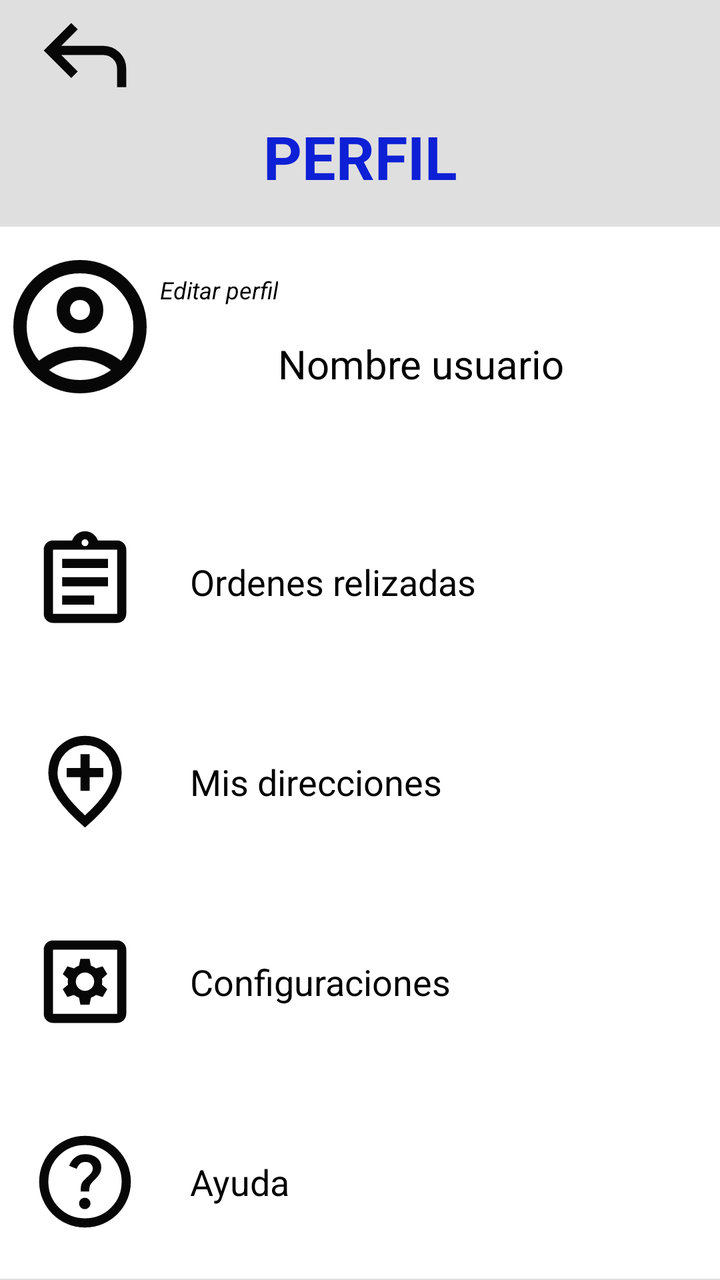
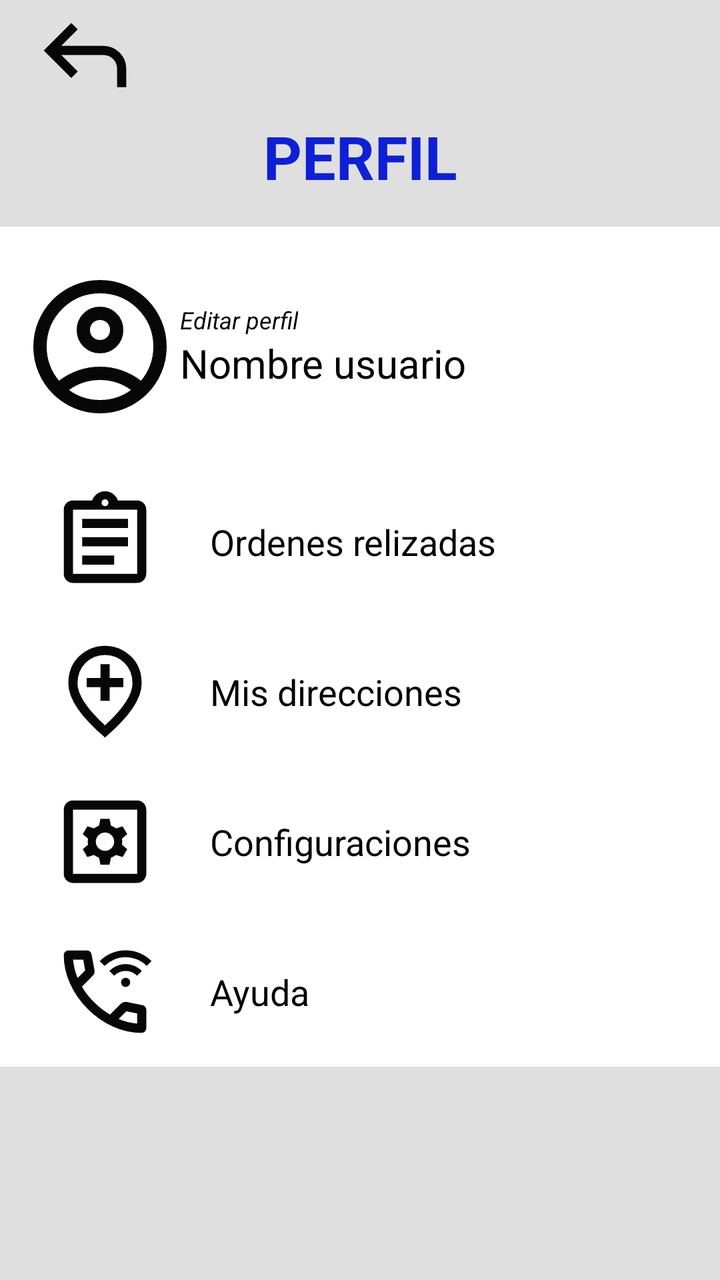

Before-and-after screenshots of an Android layout around one commit, followed by the original layout XML and the change that was made.
<!-- AndroidManifest.xml: application theme Theme.MYODelicious -->
<!-- res/layout/fragment_perfil.xml -->
<?xml version="1.0" encoding="utf-8"?>
<LinearLayout xmlns:android="http://schemas.android.com/apk/res/android"
    xmlns:tools="http://schemas.android.com/tools"
    android:layout_width="match_parent"
    android:layout_height="match_parent"
    android:orientation="vertical"
    android:background="@color/gris_claro"
    tools:context=".ui.main.usuario.PerfilFragment">

    <ImageView
        android:id="@+id/img_out_per"
        android:layout_width="55dp"
        android:layout_height="55dp"
        android:layout_gravity="left"
        android:layout_marginLeft="15dp"
        android:src="@drawable/ic_regresar" />

    <TextView
        android:layout_width="match_parent"
        android:layout_height="wrap_content"
        android:text="@string/perfil_usuario"
        android:textColor="@color/blue"
        android:textSize="30sp"
        android:layout_marginTop="3dp"
        android:textAlignment="center"
        android:textStyle="bold"/>


    <FrameLayout
        android:layout_width="360dp"
        android:layout_height="526dp"
        android:layout_gravity="center"
        android:layout_marginTop="15dp"
        android:background="@color/white">

        <LinearLayout
            android:layout_width="match_parent"
            android:layout_height="wrap_content"
            android:background="@color/white"
            android:orientation="horizontal">

            <ImageView
                android:layout_width="80dp"
                android:layout_height="100dp"
                android:src="@drawable/ic_usuario" />

            <TextView
                android:id="@+id/tv_edit_per"
                android:layout_width="wrap_content"
                android:layout_height="wrap_content"
                android:layout_marginTop="15dp"
                android:text="@string/editar_perfil"
                android:textColor="@color/black"
                android:textSize="12sp"
                android:textStyle="italic" />

            <TextView
                android:layout_width="wrap_content"
                android:layout_height="wrap_content"
                android:layout_marginTop="55dp"
                android:textSize="20sp"
                android:text="@string/nombre_usuario"
                android:textColor="@color/black" />

        </LinearLayout>


        <LinearLayout
            android:id="@+id/ly_ordenes"
            android:layout_width="match_parent"
            android:layout_height="wrap_content"
            android:layout_marginTop="150dp"
            android:background="@color/white"
            android:backgroundTintMode="@color/blue"
            android:gravity="center_vertical"
            android:orientation="horizontal">

            <ImageView
                android:layout_width="55dp"
                android:layout_height="55dp"
                android:layout_gravity="center"
                android:layout_marginLeft="15dp"
                android:src="@drawable/ic_ordenes_realizaadas" />

            <TextView
                android:layout_width="wrap_content"
                android:layout_height="wrap_content"
                android:layout_marginLeft="25dp"
                android:text="@string/ordenes_relizadas"
                android:textColor="@color/black"
                android:textSize="18sp" />


        </LinearLayout>


        <LinearLayout
            android:id="@+id/ly_direcciones"
            android:layout_width="match_parent"
            android:layout_height="wrap_content"
            android:layout_marginTop="250dp"
            android:background="@color/white"
            android:backgroundTintMode="@color/blue"
            android:gravity="center_vertical"
            android:orientation="horizontal">

            <ImageView
                android:layout_width="55dp"
                android:layout_height="55dp"
                android:layout_gravity="center"
                android:layout_marginLeft="15dp"
                android:src="@drawable/ic_direcciones" />

            <TextView
                android:layout_width="wrap_content"
                android:layout_height="wrap_content"
                android:layout_marginLeft="25dp"
                android:text="@string/mis_direcciones"
                android:textColor="@color/black"
                android:textSize="18sp" />


        </LinearLayout>

        <LinearLayout
            android:id="@+id/ly_config"
            android:layout_width="match_parent"
            android:layout_height="wrap_content"
            android:layout_marginTop="350dp"
            android:background="@color/white"
            android:backgroundTintMode="@color/blue"
            android:gravity="center_vertical"
            android:orientation="horizontal">

            <ImageView
                android:layout_width="55dp"
                android:layout_height="55dp"
                android:layout_gravity="center"
                android:layout_marginLeft="15dp"
                android:src="@drawable/ic_config" />

            <TextView
                android:layout_width="wrap_content"
                android:layout_height="wrap_content"
                android:layout_marginLeft="25dp"
                android:text="@string/configuraciones"
                android:textColor="@color/black"
                android:textSize="18sp" />


        </LinearLayout>

        <LinearLayout
            android:layout_width="match_parent"
            android:layout_height="wrap_content"
            android:layout_marginTop="450dp"
            android:background="@color/white"
            android:backgroundTintMode="@color/blue"
            android:gravity="center_vertical"
            android:orientation="horizontal">

            <ImageView
                android:layout_width="55dp"
                android:layout_height="55dp"
                android:layout_gravity="center"
                android:layout_marginLeft="15dp"
                android:src="@drawable/ic_ayuda" />

            <TextView
                android:id="@+id/tv_ayuda"
                android:layout_width="wrap_content"
                android:layout_height="wrap_content"
                android:layout_marginLeft="25dp"
                android:text="@string/ayuda"
                android:textColor="@color/black"
                android:textSize="18sp" />


        </LinearLayout>


    </FrameLayout>


</LinearLayout>
<!-- resources referenced by this layout -->
<resources>
  <color name="black">#FF000000</color>
  <color name="blue">#0D20D5</color>
  <color name="gris_claro">#E0DFDF</color>
  <color name="white">#FFFFFFFF</color>
  <!-- drawable ic_ayuda (drawable) -->
  <vector xmlns:android="http://schemas.android.com/apk/res/android" android:autoMirrored="true" android:height="24dp" android:tint="#070707" android:viewportHeight="960" android:viewportWidth="960" android:width="24dp">
        
      <path android:fillColor="@android:color/white" android:pathData="M513.5,705.5Q528,691 528,670Q528,649 513.5,634.5Q499,620 478,620Q457,620 442.5,634.5Q428,649 428,670Q428,691 442.5,705.5Q457,720 478,720Q499,720 513.5,705.5ZM442,566L516,566Q516,533 523.5,514Q531,495 566,462Q592,436 607,412.5Q622,389 622,356Q622,300 581,270Q540,240 484,240Q427,240 391.5,270Q356,300 342,342L408,368Q413,350 430.5,329Q448,308 484,308Q516,308 532,325.5Q548,343 548,364Q548,384 536,401.5Q524,419 506,434Q462,473 452,493Q442,513 442,566ZM480,880Q397,880 324,848.5Q251,817 197,763Q143,709 111.5,636Q80,563 80,480Q80,397 111.5,324Q143,251 197,197Q251,143 324,111.5Q397,80 480,80Q563,80 636,111.5Q709,143 763,197Q817,251 848.5,324Q880,397 880,480Q880,563 848.5,636Q817,709 763,763Q709,817 636,848.5Q563,880 480,880ZM480,800Q614,800 707,707Q800,614 800,480Q800,346 707,253Q614,160 480,160Q346,160 253,253Q160,346 160,480Q160,614 253,707Q346,800 480,800ZM480,480Q480,480 480,480Q480,480 480,480Q480,480 480,480Q480,480 480,480Q480,480 480,480Q480,480 480,480Q480,480 480,480Q480,480 480,480Z"/>
      
  </vector>
  <!-- drawable ic_regresar (drawable) -->
  <vector xmlns:android="http://schemas.android.com/apk/res/android" android:autoMirrored="true" android:height="24dp" android:tint="#070707" android:viewportHeight="960" android:viewportWidth="960" android:width="24dp">
        
      <path android:fillColor="@android:color/white" android:pathData="M760,760L760,600Q760,550 725,515Q690,480 640,480L273,480L417,624L360,680L120,440L360,200L417,256L273,400L640,400Q723,400 781.5,458.5Q840,517 840,600L840,760L760,760Z"/>
      
  </vector>
  <string name="ayuda">Ayuda</string>
  <string name="configuraciones">Configuraciones</string>
  <string name="editar_perfil">Editar perfil</string>
  <string name="mis_direcciones">Mis direcciones</string>
  <string name="nombre_usuario">Nombre usuario</string>
  <string name="ordenes_relizadas">Ordenes relizadas</string>
  <string name="perfil_usuario">PERFIL</string>
  <style name="Theme.MYODelicious" parent="Base.Theme.MYODelicious">
          <item name="colorPrimary">@color/gris</item>
      </style>
  <style name="Base.Theme.MYODelicious" parent="Theme.Material3.DayNight.NoActionBar">
          
          
      </style>
  <color name="gris">#787474</color>
  <!-- unchanged entries left out for length: 4 -->
</resources>

<!-- the commit's change to res/layout/fragment_perfil.xml (unified diff, before → after) -->
@@ -25,55 +25,59 @@
         android:textAlignment="center"
         android:textStyle="bold"/>
 
-
-    <FrameLayout
+    <LinearLayout
         android:layout_width="360dp"
-        android:layout_height="526dp"
+        android:layout_height="wrap_content"
         android:layout_gravity="center"
         android:layout_marginTop="15dp"
-        android:background="@color/white">
+        android:background="@color/white"
+        android:orientation="vertical">
 
         <LinearLayout
             android:layout_width="match_parent"
             android:layout_height="wrap_content"
             android:background="@color/white"
-            android:orientation="horizontal">
+            android:orientation="horizontal"
+            android:padding="10dp">
 
             <ImageView
                 android:layout_width="80dp"
                 android:layout_height="100dp"
                 android:src="@drawable/ic_usuario" />
 
-            <TextView
-                android:id="@+id/tv_edit_per"
+            <LinearLayout
                 android:layout_width="wrap_content"
                 android:layout_height="wrap_content"
-                android:layout_marginTop="15dp"
-                android:text="@string/editar_perfil"
-                android:textColor="@color/black"
-                android:textSize="12sp"
-                android:textStyle="italic" />
+                android:orientation="vertical"
+                android:layout_gravity="center_vertical">
 
-            <TextView
-                android:layout_width="wrap_content"
-                android:layout_height="wrap_content"
-                android:layout_marginTop="55dp"
-                android:textSize="20sp"
-                android:text="@string/nombre_usuario"
-                android:textColor="@color/black" />
+                <TextView
+                    android:id="@+id/tv_edit_per"
+                    android:layout_width="wrap_content"
+                    android:layout_height="wrap_content"
+                    android:text="@string/editar_perfil"
+                    android:textColor="@color/black"
+                    android:textSize="12sp"
+                    android:textStyle="italic" />
+
+                <TextView
+                    android:layout_width="wrap_content"
+                    android:layout_height="wrap_content"
+                    android:textSize="20sp"
+                    android:text="@string/nombre_usuario"
+                    android:textColor="@color/black" />
+            </LinearLayout>
 
         </LinearLayout>
-
 
         <LinearLayout
             android:id="@+id/ly_ordenes"
             android:layout_width="match_parent"
             android:layout_height="wrap_content"
-            android:layout_marginTop="150dp"
             android:background="@color/white"
-            android:backgroundTintMode="@color/blue"
             android:gravity="center_vertical"
-            android:orientation="horizontal">
+            android:orientation="horizontal"
+            android:padding="10dp">
 
             <ImageView
                 android:layout_width="55dp"
@@ -89,20 +93,16 @@
                 android:text="@string/ordenes_relizadas"
                 android:textColor="@color/black"
                 android:textSize="18sp" />
-
-
         </LinearLayout>
-
 
         <LinearLayout
             android:id="@+id/ly_direcciones"
             android:layout_width="match_parent"
             android:layout_height="wrap_content"
-            android:layout_marginTop="250dp"
             android:background="@color/white"
-            android:backgroundTintMode="@color/blue"
             android:gravity="center_vertical"
-            android:orientation="horizontal">
+            android:orientation="horizontal"
+            android:padding="10dp">
 
             <ImageView
                 android:layout_width="55dp"
@@ -118,19 +118,16 @@
                 android:text="@string/mis_direcciones"
                 android:textColor="@color/black"
                 android:textSize="18sp" />
-
-
         </LinearLayout>
 
         <LinearLayout
             android:id="@+id/ly_config"
             android:layout_width="match_parent"
             android:layout_height="wrap_content"
-            android:layout_marginTop="350dp"
             android:background="@color/white"
-            android:backgroundTintMode="@color/blue"
             android:gravity="center_vertical"
-            android:orientation="horizontal">
+            android:orientation="horizontal"
+            android:padding="10dp">
 
             <ImageView
                 android:layout_width="55dp"
@@ -146,18 +143,15 @@
                 android:text="@string/configuraciones"
                 android:textColor="@color/black"
                 android:textSize="18sp" />
-
-
         </LinearLayout>
 
         <LinearLayout
             android:layout_width="match_parent"
             android:layout_height="wrap_content"
-            android:layout_marginTop="450dp"
             android:background="@color/white"
-            android:backgroundTintMode="@color/blue"
             android:gravity="center_vertical"
-            android:orientation="horizontal">
+            android:orientation="horizontal"
+            android:padding="10dp">
 
             <ImageView
                 android:layout_width="55dp"
@@ -174,12 +168,8 @@
                 android:text="@string/ayuda"
                 android:textColor="@color/black"
                 android:textSize="18sp" />
-
-
         </LinearLayout>
 
-
-    </FrameLayout>
-
+    </LinearLayout>
 
 </LinearLayout>
<!-- resource entries referenced after the edit -->
@@ -5,9 +5,9 @@
   <color name="gris_claro">#E0DFDF</color>
   <color name="white">#FFFFFFFF</color>
   <!-- drawable ic_ayuda (drawable) -->
-  <vector xmlns:android="http://schemas.android.com/apk/res/android" android:autoMirrored="true" android:height="24dp" android:tint="#070707" android:viewportHeight="960" android:viewportWidth="960" android:width="24dp">
+  <vector xmlns:android="http://schemas.android.com/apk/res/android" android:height="24dp" android:tint="#070707" android:viewportHeight="960" android:viewportWidth="960" android:width="24dp">
         
-      <path android:fillColor="@android:color/white" android:pathData="M513.5,705.5Q528,691 528,670Q528,649 513.5,634.5Q499,620 478,620Q457,620 442.5,634.5Q428,649 428,670Q428,691 442.5,705.5Q457,720 478,720Q499,720 513.5,705.5ZM442,566L516,566Q516,533 523.5,514Q531,495 566,462Q592,436 607,412.5Q622,389 622,356Q622,300 581,270Q540,240 484,240Q427,240 391.5,270Q356,300 342,342L408,368Q413,350 430.5,329Q448,308 484,308Q516,308 532,325.5Q548,343 548,364Q548,384 536,401.5Q524,419 506,434Q462,473 452,493Q442,513 442,566ZM480,880Q397,880 324,848.5Q251,817 197,763Q143,709 111.5,636Q80,563 80,480Q80,397 111.5,324Q143,251 197,197Q251,143 324,111.5Q397,80 480,80Q563,80 636,111.5Q709,143 763,197Q817,251 848.5,324Q880,397 880,480Q880,563 848.5,636Q817,709 763,763Q709,817 636,848.5Q563,880 480,880ZM480,800Q614,800 707,707Q800,614 800,480Q800,346 707,253Q614,160 480,160Q346,160 253,253Q160,346 160,480Q160,614 253,707Q346,800 480,800ZM480,480Q480,480 480,480Q480,480 480,480Q480,480 480,480Q480,480 480,480Q480,480 480,480Q480,480 480,480Q480,480 480,480Q480,480 480,480Z"/>
+      <path android:fillColor="@android:color/white" android:pathData="M631.5,427.5Q620,416 620,399Q620,382 631.5,370.5Q643,359 660,359Q677,359 688.5,370.5Q700,382 700,399Q700,416 688.5,427.5Q677,439 660,439Q643,439 631.5,427.5ZM560,341L518,299Q547,270 583.5,254.5Q620,239 660,239Q700,239 736.5,254.5Q773,270 802,299L760,341Q740,321 714.5,310Q689,299 660,299Q631,299 605.5,310Q580,321 560,341ZM476,255L434,213Q479,168 537.5,143.5Q596,119 660,119Q724,119 782.5,143.5Q841,168 886,213L844,255Q807,218 759.5,198.5Q712,179 660,179Q608,179 561,199Q514,219 476,255ZM798,840Q673,840 551,785.5Q429,731 329,631Q229,531 174.5,409Q120,287 120,162Q120,144 132,132Q144,120 162,120L324,120Q338,120 349,129.5Q360,139 362,152L388,292Q390,308 387,319Q384,330 376,338L279,436Q299,473 326.5,507.5Q354,542 387,574Q418,605 452,631.5Q486,658 524,680L618,586Q627,577 641.5,572.5Q656,568 670,570L808,598Q822,602 831,612.5Q840,623 840,636L840,798Q840,816 828,828Q816,840 798,840ZM241,360L307,294Q307,294 307,294Q307,294 307,294L290,200Q290,200 290,200Q290,200 290,200L201,200Q201,200 201,200Q201,200 201,200Q206,241 215,281Q224,321 241,360ZM599,718Q638,735 678.5,745Q719,755 760,758Q760,758 760,758Q760,758 760,758L760,670Q760,670 760,670Q760,670 760,670L666,651Q666,651 666,651Q666,651 666,651L599,718ZM241,360Q241,360 241,360Q241,360 241,360Q241,360 241,360Q241,360 241,360L241,360Q241,360 241,360Q241,360 241,360L241,360Q241,360 241,360Q241,360 241,360ZM599,718L599,718Q599,718 599,718Q599,718 599,718L599,718Q599,718 599,718Q599,718 599,718L599,718Q599,718 599,718Q599,718 599,718Q599,718 599,718Q599,718 599,718Z"/>
       
   </vector>
   <!-- drawable ic_regresar (drawable) -->
